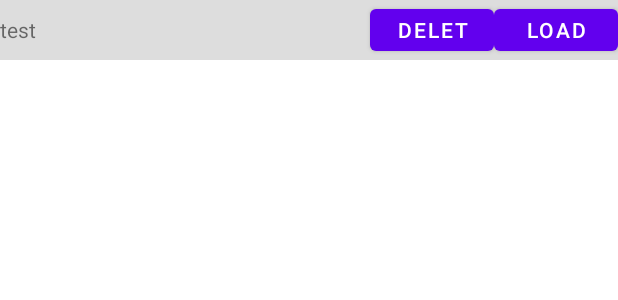
After one commit to MPR235953/MyWeather, an Android app: the layout element_favorite_city.xml on its own in the app's theme, with its tools: preview values and no code run, on a phone screen of 412 x 824 dp. The commit adds this screen. Shown: the top 300 px of the screen. Run offline under Robolectric (Android 15) with nearby library versions, the phone set to English and light mode, and no system bars.

Commit message:
feat: dinamically adding a new favorites cities

```diff
--- a/app/src/main/res/layout/activity_main.xml
+++ b/app/src/main/res/layout/activity_main.xml
@@ -92,6 +92,7 @@
             android:layout_width="match_parent"
             android:layout_height="wrap_content"
             android:text="Favorites"
+            android:onClick="toFavorites"
             android:textAllCaps="false" />
 
         <androidx.appcompat.widget.AppCompatButton
--- /dev/null
+++ b/app/src/main/res/layout/element_favorite_city.xml
@@ -0,0 +1,36 @@
+<?xml version="1.0" encoding="utf-8"?>
+<androidx.constraintlayout.widget.ConstraintLayout xmlns:android="http://schemas.android.com/apk/res/android"
+    android:layout_width="match_parent"
+    android:layout_height="match_parent">
+
+    <LinearLayout
+        android:layout_width="match_parent"
+        android:layout_weight="1"
+        android:layout_height="0dp"
+        android:background="#ddd">
+
+        <TextView
+            android:layout_weight="3"
+            android:layout_width="0dp"
+            android:layout_height="40dp"
+            android:text="test">
+        </TextView>
+
+        <Button
+            android:layout_weight="1"
+            android:layout_width="0dp"
+            android:layout_height="40dp"
+            android:onClick="delCityData"
+            android:text="delete">
+        </Button>
+
+        <Button
+            android:layout_weight="1"
+            android:layout_width="0dp"
+            android:layout_height="40dp"
+            android:onClick="loadCityData"
+            android:text="Load">
+        </Button>
+
+    </LinearLayout>
+</androidx.constraintlayout.widget.ConstraintLayout>
```
Also changed, not shown: app/src/main/java/com/example/myweather/FavoritesActivity.kt (+42 -0 lines), app/src/main/java/com/example/myweather/MainActivity.kt (+7 -0 lines), app/src/main/res/layout/activity_favorites.xml (+49 -0 lines).
